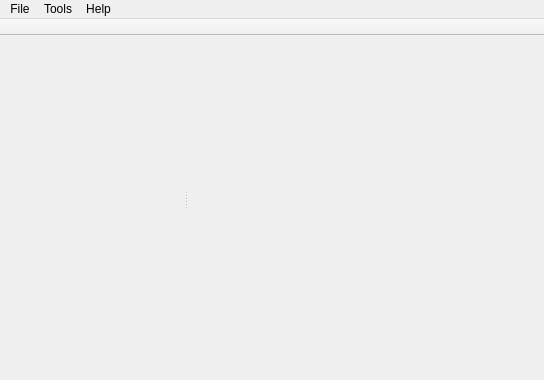
First picture: the form in view/mainwindow.ui, repository zpp0/wsnsim-preprocessor, before the edit.
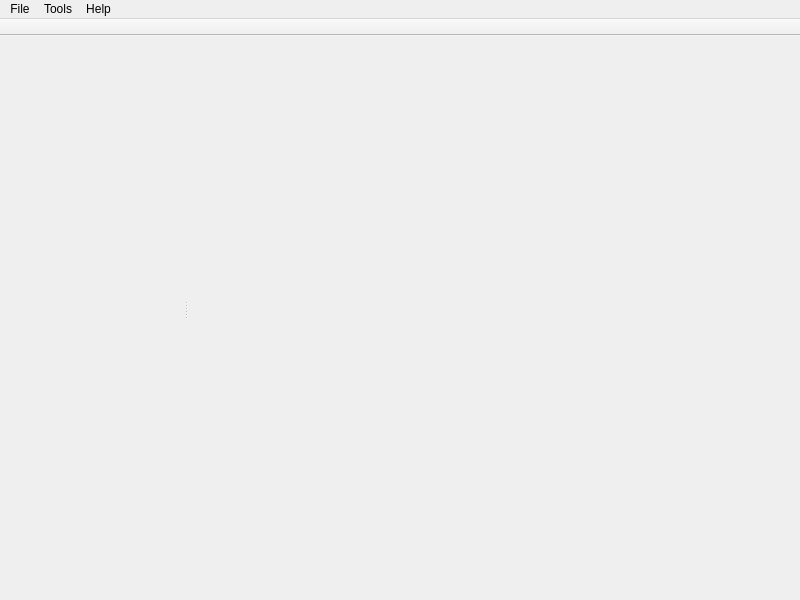
Second picture: the form after the edit. Icons and pictures are not drawn.

Commit message: mainwindow has fixed sizes

```diff
--- a/view/mainwindow.ui
+++ b/view/mainwindow.ui
@@ -6,8 +6,8 @@
    <rect>
     <x>0</x>
     <y>0</y>
-    <width>544</width>
-    <height>380</height>
+    <width>800</width>
+    <height>600</height>
    </rect>
   </property>
   <property name="sizePolicy">
@@ -16,6 +16,18 @@
     <verstretch>0</verstretch>
    </sizepolicy>
   </property>
+  <property name="minimumSize">
+   <size>
+    <width>800</width>
+    <height>600</height>
+   </size>
+  </property>
+  <property name="maximumSize">
+   <size>
+    <width>800</width>
+    <height>600</height>
+   </size>
+  </property>
   <property name="windowTitle">
    <string>Project Editor</string>
   </property>
@@ -57,8 +69,8 @@
     <rect>
      <x>0</x>
      <y>0</y>
-     <width>544</width>
-     <height>19</height>
+     <width>800</width>
+     <height>22</height>
     </rect>
    </property>
    <widget class="QMenu" name="menuFile">
```
Left out of the diff: 2 changed lines with no effect on the pictures.
